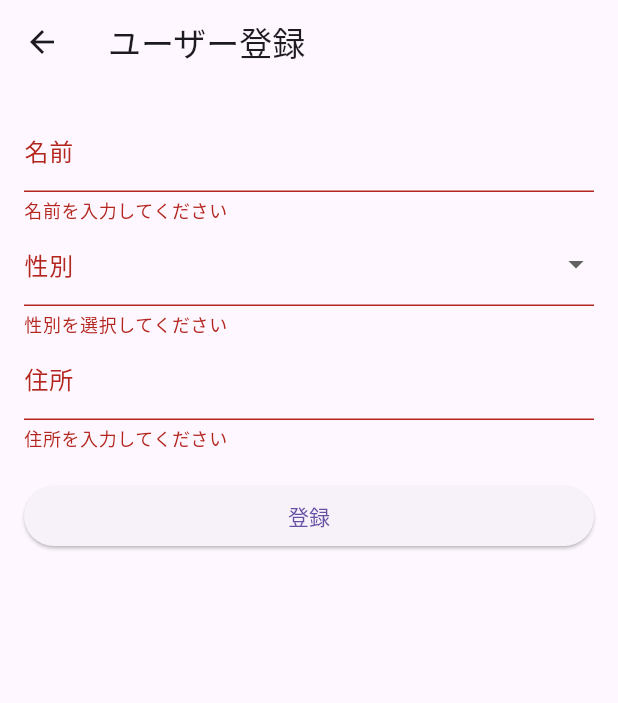
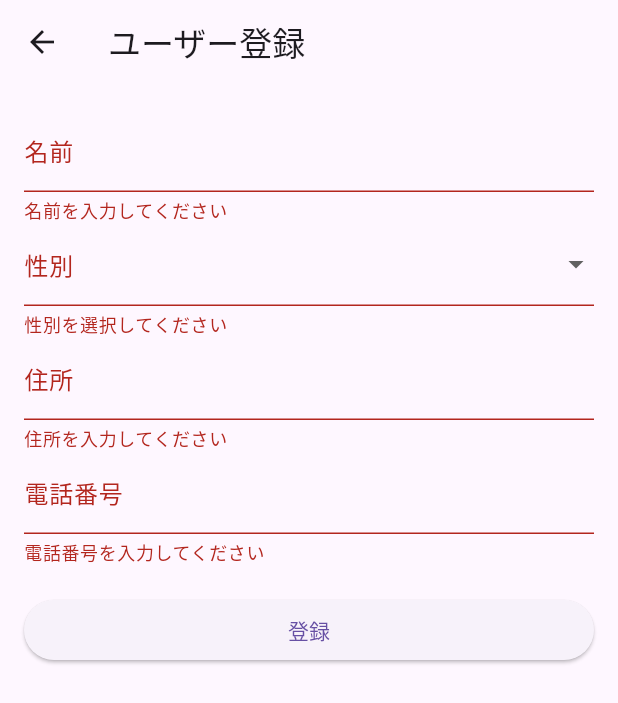
Before and after one commit to ShuheiKurinami/sample_flutter, a Flutter app: the UserRegistrationView screen opened directly, after a tap on "登録", on a phone screen of 412 x 824 dp. Shown: the top 703 px of the screen. Run offline on Flutter 3.47's test engine with Material 3 defaults, Android fonts, the phone set to English and light mode, and no system bars; network calls fail.

Commit message:
ui修正

```diff
--- a/flutter_frontend/lib/models/user.dart
+++ b/flutter_frontend/lib/models/user.dart
@@ -9,6 +9,7 @@ class User {
   final String name;
   final String sex;
   final String address;
+  final String phone;
   final DateTime created_at;
   final DateTime updated_at;
 
@@ -17,10 +18,14 @@ class User {
     required this.name,
     required this.sex,
     required this.address,
+    required this.phone,
     required this.created_at,
     required this.updated_at,
   });
 
+  // JSONからオブジェクトを生成
   factory User.fromJson(Map<String, dynamic> json) => _$UserFromJson(json);
+
+  // オブジェクトをJSONに変換
   Map<String, dynamic> toJson() => _$UserToJson(this);
 }
--- a/flutter_frontend/lib/views/user/user_registration_view.dart
+++ b/flutter_frontend/lib/views/user/user_registration_view.dart
@@ -12,13 +12,14 @@ class _UserRegistrationViewState extends State<UserRegistrationView> {
   String name = '';
   String sex = '';
   String address = '';
+  String phone = '';
 
   void _submit() async {
     if (_formKey.currentState!.validate()) {
       _formKey.currentState!.save();
 
       bool success = await Provider.of<UserViewModel>(context, listen: false)
-          .createUser(name, sex, address);
+          .createUser(name, sex, address, phone);
 
       if (success) {
         Navigator.pop(context);
@@ -94,6 +95,22 @@ class _UserRegistrationViewState extends State<UserRegistrationView> {
                         address = value!;
                       },
                     ),
+                    TextFormField(
+                      decoration: InputDecoration(labelText: '電話番号'),
+                      keyboardType: TextInputType.phone,
+                      validator: (value) {
+                        if (value == null || value.isEmpty) {
+                          return '電話番号を入力してください';
+                        }
+                        if (!RegExp(r'^[0-9]{10,15}$').hasMatch(value)) {
+                          return '有効な電話番号を入力してください (10~15桁の数字)';
+                        }
+                        return null;
+                      },
+                      onSaved: (value) {
+                        phone = value!;
+                      },
+                    ),
                     SizedBox(height: 20),
                     ElevatedButton(
                       onPressed: _submit,
```
Also changed, not shown: flutter_frontend/lib/services/api_service.dart (+31 -23 lines), flutter_frontend/lib/viewmodels/user_viewmodel.dart (+16 -10 lines), flutter_frontend/lib/views/user/user_edit_modal.dart (+34 -7 lines), flutter_frontend/lib/models/user.g.dart.
